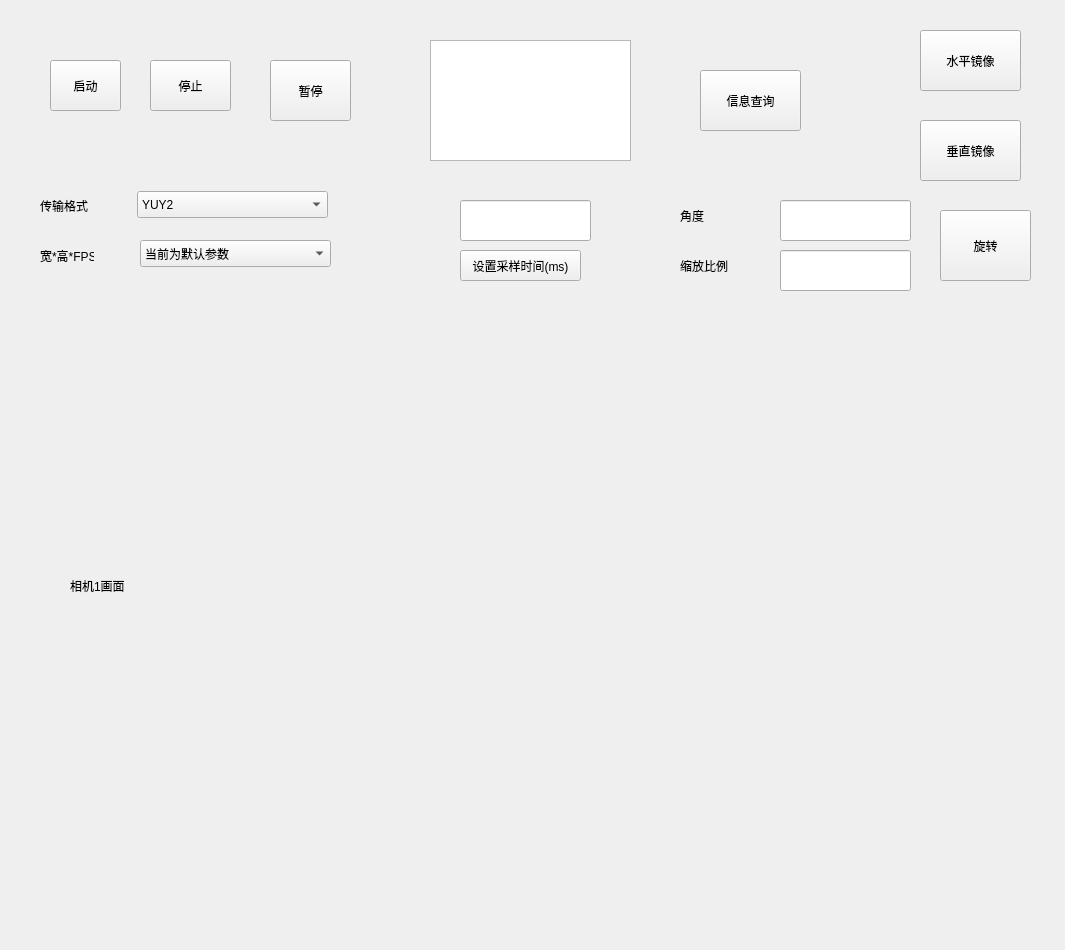
Qt form ui_camera_viewer.ui (lithcado/MultiCameraViewer) before a commit.
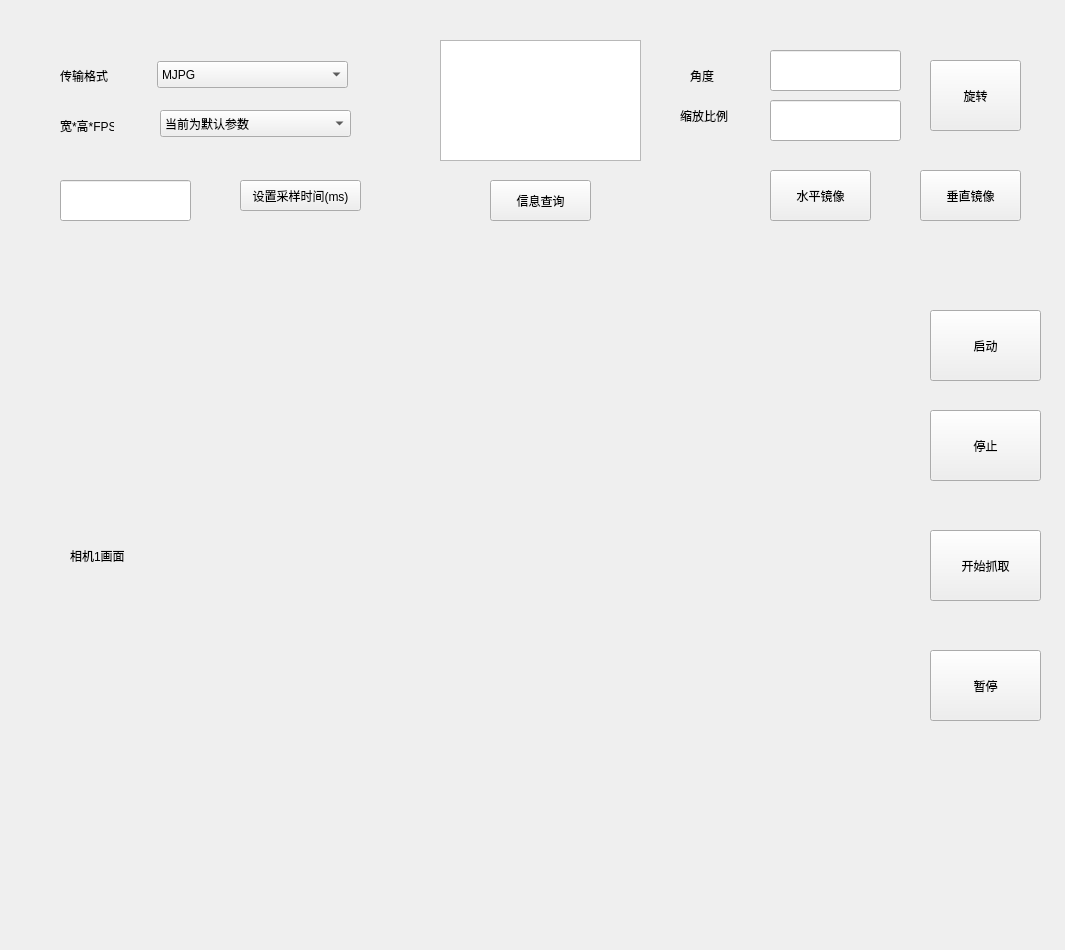
The same form after that commit.

```diff
--- a/ui_camera_viewer.ui
+++ b/ui_camera_viewer.ui
@@ -16,8 +16,8 @@
   <widget class="QLineEdit" name="input_scale">
    <property name="geometry">
     <rect>
-     <x>780</x>
-     <y>250</y>
+     <x>770</x>
+     <y>100</y>
      <width>131</width>
      <height>41</height>
     </rect>
@@ -26,10 +26,10 @@
   <widget class="QPushButton" name="btn_start">
    <property name="geometry">
     <rect>
-     <x>50</x>
-     <y>60</y>
-     <width>71</width>
-     <height>51</height>
+     <x>930</x>
+     <y>310</y>
+     <width>111</width>
+     <height>71</height>
     </rect>
    </property>
    <property name="text">
@@ -39,10 +39,10 @@
   <widget class="QPushButton" name="btn_pause">
    <property name="geometry">
     <rect>
-     <x>270</x>
-     <y>60</y>
-     <width>81</width>
-     <height>61</height>
+     <x>930</x>
+     <y>650</y>
+     <width>111</width>
+     <height>71</height>
     </rect>
    </property>
    <property name="text">
@@ -53,7 +53,7 @@
    <property name="geometry">
     <rect>
      <x>680</x>
-     <y>250</y>
+     <y>100</y>
      <width>54</width>
      <height>31</height>
     </rect>
@@ -65,9 +65,9 @@
   <widget class="QLabel" name="label_3">
    <property name="geometry">
     <rect>
-     <x>680</x>
-     <y>200</y>
-     <width>91</width>
+     <x>690</x>
+     <y>60</y>
+     <width>71</width>
      <height>31</height>
     </rect>
    </property>
@@ -78,8 +78,8 @@
   <widget class="QLabel" name="label">
    <property name="geometry">
     <rect>
-     <x>40</x>
-     <y>240</y>
+     <x>60</x>
+     <y>110</y>
      <width>54</width>
      <height>31</height>
     </rect>
@@ -91,8 +91,8 @@
   <widget class="QPushButton" name="btn_sample_time">
    <property name="geometry">
     <rect>
-     <x>460</x>
-     <y>250</y>
+     <x>240</x>
+     <y>180</y>
      <width>121</width>
      <height>31</height>
     </rect>
@@ -104,17 +104,12 @@
   <widget class="QComboBox" name="format_list">
    <property name="geometry">
     <rect>
-     <x>137</x>
-     <y>191</y>
+     <x>157</x>
+     <y>61</y>
      <width>191</width>
      <height>27</height>
     </rect>
    </property>
-   <item>
-    <property name="text">
-     <string>YUY2</string>
-    </property>
-   </item>
    <item>
     <property name="text">
      <string>MJPG</string>
@@ -125,9 +120,9 @@
    <property name="geometry">
     <rect>
      <x>920</x>
-     <y>120</y>
+     <y>170</y>
      <width>101</width>
-     <height>61</height>
+     <height>51</height>
     </rect>
    </property>
    <property name="text">
@@ -137,8 +132,8 @@
   <widget class="QPushButton" name="btn_rotate">
    <property name="geometry">
     <rect>
-     <x>940</x>
-     <y>210</y>
+     <x>930</x>
+     <y>60</y>
      <width>91</width>
      <height>71</height>
     </rect>
@@ -150,8 +145,8 @@
   <widget class="QLineEdit" name="input_degree">
    <property name="geometry">
     <rect>
-     <x>780</x>
-     <y>200</y>
+     <x>770</x>
+     <y>50</y>
      <width>131</width>
      <height>41</height>
     </rect>
@@ -161,9 +156,9 @@
    <property name="geometry">
     <rect>
      <x>70</x>
-     <y>320</y>
-     <width>891</width>
-     <height>531</height>
+     <y>310</y>
+     <width>761</width>
+     <height>491</height>
     </rect>
    </property>
    <property name="text">
@@ -176,8 +171,8 @@
   <widget class="QLabel" name="label_2">
    <property name="geometry">
     <rect>
-     <x>40</x>
-     <y>190</y>
+     <x>60</x>
+     <y>60</y>
      <width>91</width>
      <height>31</height>
     </rect>
@@ -189,8 +184,8 @@
   <widget class="QComboBox" name="camera_parameter">
    <property name="geometry">
     <rect>
-     <x>140</x>
-     <y>240</y>
+     <x>160</x>
+     <y>110</y>
      <width>191</width>
      <height>27</height>
     </rect>
@@ -204,7 +199,7 @@
   <widget class="QTextEdit" name="information_output">
    <property name="geometry">
     <rect>
-     <x>430</x>
+     <x>440</x>
      <y>40</y>
      <width>201</width>
      <height>121</height>
@@ -214,10 +209,10 @@
   <widget class="QPushButton" name="btn_close">
    <property name="geometry">
     <rect>
-     <x>150</x>
-     <y>60</y>
-     <width>81</width>
-     <height>51</height>
+     <x>930</x>
+     <y>410</y>
+     <width>111</width>
+     <height>71</height>
     </rect>
    </property>
    <property name="text">
@@ -227,10 +222,10 @@
   <widget class="QPushButton" name="btn_pan_flip">
    <property name="geometry">
     <rect>
-     <x>920</x>
-     <y>30</y>
+     <x>770</x>
+     <y>170</y>
      <width>101</width>
-     <height>61</height>
+     <height>51</height>
     </rect>
    </property>
    <property name="text">
@@ -240,8 +235,8 @@
   <widget class="QLineEdit" name="input_sample_time">
    <property name="geometry">
     <rect>
-     <x>460</x>
-     <y>200</y>
+     <x>60</x>
+     <y>180</y>
      <width>131</width>
      <height>41</height>
     </rect>
@@ -250,16 +245,29 @@
   <widget class="QPushButton" name="btn_information_inquire">
    <property name="geometry">
     <rect>
-     <x>700</x>
-     <y>70</y>
+     <x>490</x>
+     <y>180</y>
      <width>101</width>
-     <height>61</height>
+     <height>41</height>
     </rect>
    </property>
    <property name="text">
     <string>信息查询</string>
    </property>
   </widget>
+  <widget class="QPushButton" name="btn_start_grab">
+   <property name="geometry">
+    <rect>
+     <x>930</x>
+     <y>530</y>
+     <width>111</width>
+     <height>71</height>
+    </rect>
+   </property>
+   <property name="text">
+    <string>开始抓取</string>
+   </property>
+  </widget>
  </widget>
  <resources/>
  <connections/>
```
Left out of the diff: 9 changed lines with no effect on the pictures.
